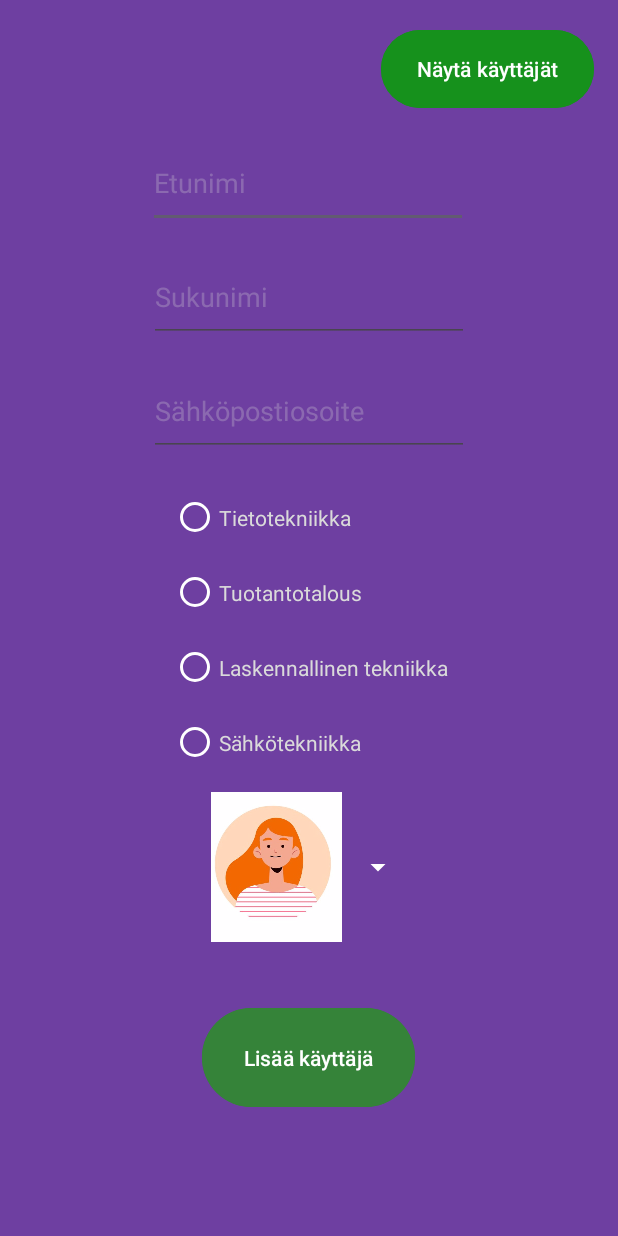
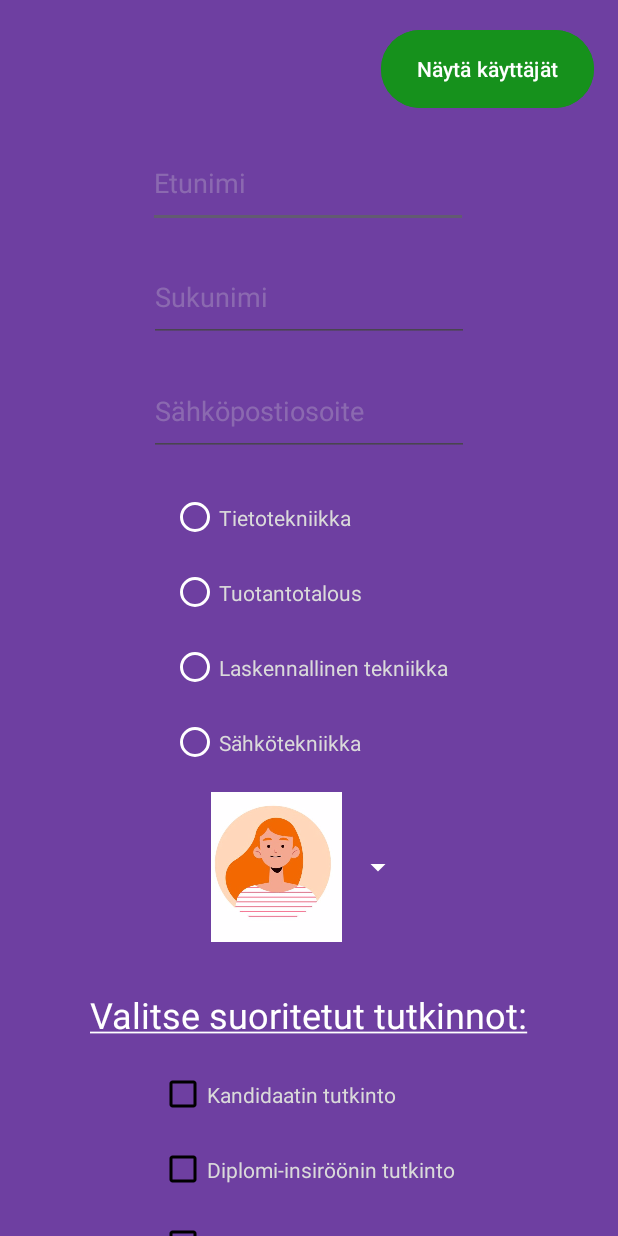
Before and after one commit to lepplaju/androidStudio_rekisteri, an Android app: the screen it shows after launch (MainActivity), on a phone screen of 412 x 824 dp. Run offline under Robolectric (Android 15) with nearby library versions, the phone set to English and light mode, and no system bars.

Commit message:
suoritettujen tutkintojen lisääminen

```diff
--- a/app/src/main/java/com/example/rekisteri/MainActivity.java
+++ b/app/src/main/java/com/example/rekisteri/MainActivity.java
@@ -4,11 +4,14 @@ import androidx.appcompat.app.AppCompatActivity;
 
 import android.app.AlertDialog;
 import android.content.Intent;
+import android.graphics.Paint;
 import android.os.Bundle;
 import android.text.TextUtils;
+import android.util.Log;
 import android.view.View;
 import android.view.WindowManager;
 import android.widget.AdapterView;
+import android.widget.CheckBox;
 import android.widget.EditText;
 import android.widget.RadioButton;
 import android.widget.RadioGroup;
@@ -25,18 +28,28 @@ public class MainActivity extends AppCompatActivity {
     private EditText inputLastName;
     private EditText inputEmail;
 
+    private TextView tutkinnotText;
+
     private RadioGroup radioButtons;
-
+    private CheckBox kandi;
+    private CheckBox dippa;
+    private CheckBox tekniikanTohtori;
+    private CheckBox uimaMaisteri;
     private Spinner listOfIcons;
     private int selectedImageResourceId = 0;
+    private ArrayList<String> checkedTutkinnot;
 
     @Override
     protected void onCreate(Bundle savedInstanceState) {
         super.onCreate(savedInstanceState);
         setContentView(R.layout.activity_main);
 
+
         storage = UserStorage.getInstance();
         storage.loadUsers(MainActivity.this);
+
+        tutkinnotText = findViewById(R.id.tutkinnotTextView);
+        tutkinnotText.setPaintFlags(tutkinnotText.getPaintFlags() | Paint.UNDERLINE_TEXT_FLAG);
 
         inputFirstName = findViewById(R.id.editTextText);
         inputLastName = findViewById(R.id.editTextText2);
@@ -53,6 +66,12 @@ public class MainActivity extends AppCompatActivity {
         imageNames.add("iconsinone__2_2_");
         CustomSpinnerAdapter adapter = new CustomSpinnerAdapter(this, imageNames);
         listOfIcons.setAdapter(adapter);
+
+
+        kandi = findViewById(R.id.kandiCB);
+        dippa = findViewById(R.id.dippaCB);
+        tekniikanTohtori = findViewById(R.id.tekniikanTohtoriCB);
+        uimaMaisteri = findViewById(R.id.uimaCB);
 
         listOfIcons.setOnItemSelectedListener(new AdapterView.OnItemSelectedListener() {
             @Override
@@ -77,6 +96,20 @@ public class MainActivity extends AppCompatActivity {
         int id = radioButtons.getCheckedRadioButtonId();
         RadioButton rb = findViewById(id);
 
+        checkedTutkinnot = new ArrayList<>();
+        if (kandi.isChecked()) {
+            checkedTutkinnot.add(kandi.getText().toString());
+        }
+        if (dippa.isChecked()) {
+            checkedTutkinnot.add(dippa.getText().toString());
+        }
+        if(tekniikanTohtori.isChecked()){
+            checkedTutkinnot.add(tekniikanTohtori.getText().toString());
+        }
+        if(uimaMaisteri.isChecked()){
+            checkedTutkinnot.add(uimaMaisteri.getText().toString());
+        }
+
         if (TextUtils.isEmpty(firstName) || TextUtils.isEmpty(lastName) || TextUtils.isEmpty(email) || id < 0) {
             AlertDialog.Builder builder = new AlertDialog.Builder(this);
             builder.setTitle("Täytä kaikki kentät!");
@@ -86,7 +119,13 @@ public class MainActivity extends AppCompatActivity {
             storage = UserStorage.getInstance();
             String major;
             major = rb.getText().toString();
-            User student = new User(firstName, lastName, email, major, selectedImageResourceId);
+            User student;
+            if(checkedTutkinnot.size()>0){
+                Log.i("info",String.valueOf(checkedTutkinnot.size()));
+                student = new User(firstName, lastName, email, major, selectedImageResourceId,checkedTutkinnot);
+            }else{
+                student = new User(firstName, lastName, email, major, selectedImageResourceId);
+            }
             storage.addUser(student);
             clearTextFields();
             storage.saveUsers(MainActivity.this);
@@ -100,7 +139,10 @@ public class MainActivity extends AppCompatActivity {
         inputLastName.getText().clear();
         inputEmail.getText().clear();
         radioButtons.clearCheck();
-
+        kandi.setChecked(false);
+        dippa.setChecked(false);
+        tekniikanTohtori.setChecked(false);
+        uimaMaisteri.setChecked(false);
     }
 
     public void switchView(View view) {
--- a/app/src/main/java/com/example/rekisteri/UserViewHelper.java
+++ b/app/src/main/java/com/example/rekisteri/UserViewHelper.java
@@ -9,7 +9,8 @@ import androidx.recyclerview.widget.RecyclerView;
 
 public class UserViewHelper extends RecyclerView.ViewHolder {
     ImageView avatar;
-    TextView fullName, email, major;
+    TextView fullName, email, major, tutkinnot;
+
 
     public UserViewHelper(@NonNull View itemView) {
         super(itemView);
@@ -17,5 +18,6 @@ public class UserViewHelper extends RecyclerView.ViewHolder {
         email = itemView.findViewById(R.id.sahkopostitv);
         major = itemView.findViewById(R.id.paaainetv);
         avatar = itemView.findViewById(R.id.icontv);
+        tutkinnot = itemView.findViewById(R.id.tutkinnot);
     }
 }
--- a/app/src/main/res/layout/activity_main.xml
+++ b/app/src/main/res/layout/activity_main.xml
@@ -102,7 +102,7 @@
             android:id="@+id/button"
             android:layout_width="142dp"
             android:layout_height="74dp"
-            android:layout_marginTop="40dp"
+            android:layout_marginTop="20dp"
             android:backgroundTint="#358339"
             android:onClick="buttonClickFunc"
             android:text="Lisää käyttäjä"
@@ -113,7 +113,7 @@
             app:layout_constraintEnd_toEndOf="parent"
             app:layout_constraintHorizontal_bias="0.498"
             app:layout_constraintStart_toStartOf="parent"
-            app:layout_constraintTop_toBottomOf="@+id/listOfIcons" />
+            app:layout_constraintTop_toBottomOf="@+id/linearLayout" />
 
         <Button
             android:id="@+id/viewUsers"
@@ -141,5 +141,66 @@
             app:layout_constraintStart_toStartOf="parent"
             app:layout_constraintTop_toBottomOf="@+id/radioGroup" />
 
+        <LinearLayout
+            android:id="@+id/linearLayout"
+            android:layout_width="200dp"
+            android:layout_height="wrap_content"
+            android:layout_marginTop="12dp"
+            android:orientation="vertical"
+            app:layout_constraintEnd_toEndOf="parent"
+            app:layout_constraintStart_toStartOf="parent"
+            app:layout_constraintTop_toBottomOf="@+id/tutkinnotTextView">
+
+            <CheckBox
+                android:id="@+id/kandiCB"
+                android:layout_width="match_parent"
+                android:layout_height="50dp"
+                android:text="Kandidaatin tutkinto"
+                android:textAlignment="textStart"
+                android:textColor="#DADADA"
+                android:theme="@style/checkBoxStyle" />
+
+            <CheckBox
+                android:id="@+id/dippaCB"
+                android:layout_width="match_parent"
+                android:layout_height="50dp"
+                android:text="Diplomi-insiröönin tutkinto"
+                android:textAlignment="textStart"
+                android:textColor="#DADADA"
+                android:theme="@style/checkBoxStyle" />
+
+            <CheckBox
+                android:id="@+id/tekniikanTohtoriCB"
+                android:layout_width="match_parent"
+                android:layout_height="50dp"
+                android:text="Tekniikan tohtorin tutkinto"
+                android:textAlignment="textStart"
+                android:textColor="#DADADA"
+                android:theme="@style/checkBoxStyle" />
+
+            <CheckBox
+                android:id="@+id/uimaCB"
+                android:layout_width="match_parent"
+                android:layout_height="50dp"
+                android:text="Uimamaisteri"
+                android:textAlignment="textStart"
+                android:textColor="#DADADA"
+                android:theme="@style/checkBoxStyle" />
+
+        </LinearLayout>
+
+
+        <TextView
+            android:id="@+id/tutkinnotTextView"
+            android:layout_width="wrap_content"
+            android:layout_height="wrap_content"
+            android:layout_marginTop="32dp"
+            android:text="Valitse suoritetut tutkinnot:"
+            android:textColor="#FFFFFF"
+            android:textSize="24sp"
+            app:layout_constraintEnd_toEndOf="@+id/listOfIcons"
+            app:layout_constraintStart_toStartOf="@+id/listOfIcons"
+            app:layout_constraintTop_toBottomOf="@+id/listOfIcons" />
+
     </androidx.constraintlayout.widget.ConstraintLayout>
 </ScrollView>
--- a/app/src/main/res/values/styles.xml
+++ b/app/src/main/res/values/styles.xml
@@ -5,7 +5,15 @@
         <item name="colorControlActivated">@color/green</item>
     </style>
 
+    <style name="checkBoxStyle" parent="Base.Theme.AppCompat">
+        <item name="colorAccent">@color/green</item>
+        <item name="android:textColorSecondary">@color/white</item>
+    </style>
+
+
     <style name="Circular">
         <item name="cornerSize">50%</item>
     </style>
+
+
 </resources>
```
Also changed, not shown: app/src/main/java/com/example/rekisteri/User.java (+16 -0 lines), app/src/main/java/com/example/rekisteri/UserListAdapter.java (+12 -2 lines), app/src/main/res/layout/single_user_template.xml (+10 -4 lines).
